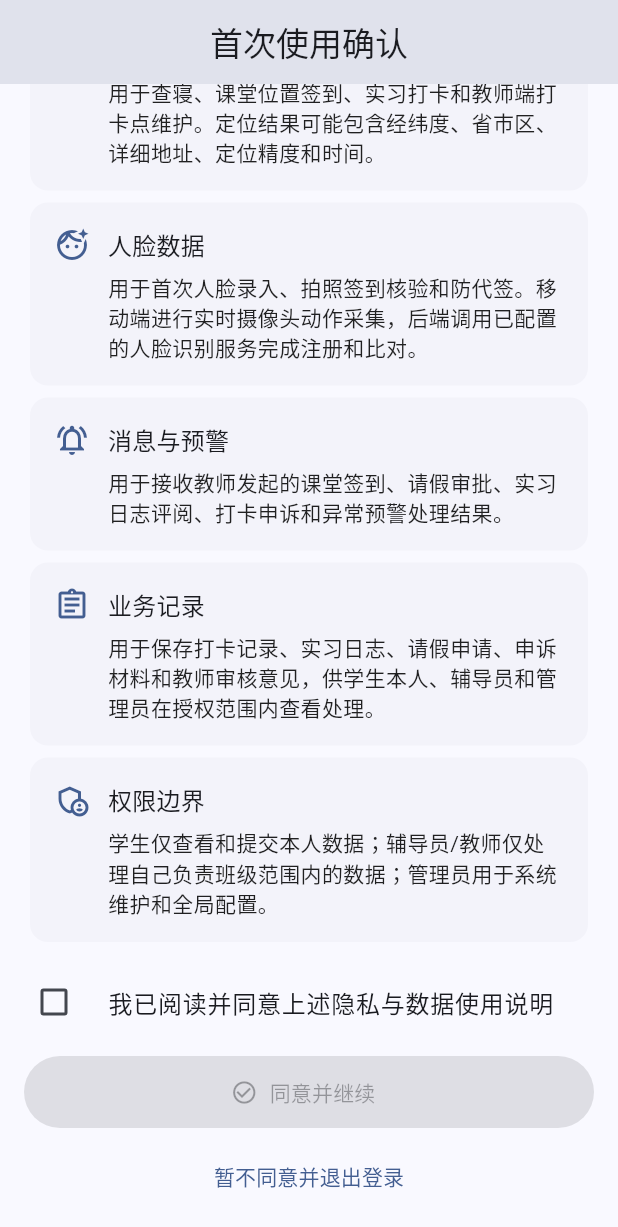
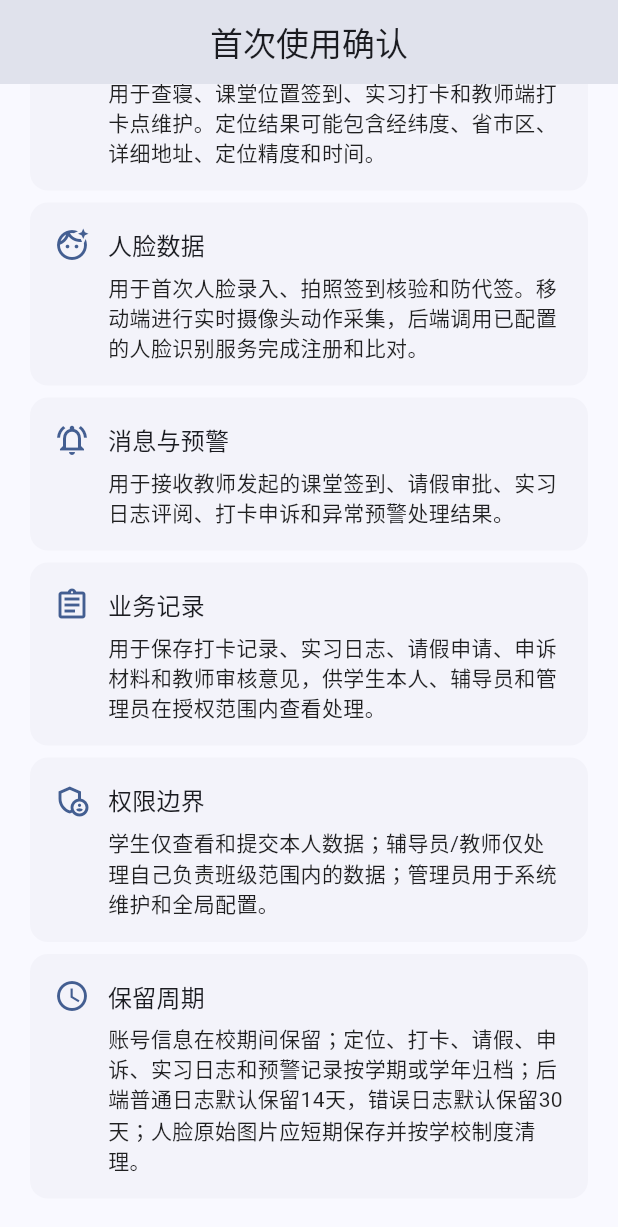
Before and after one commit to fengyucai/sizhengdakaApp, a Flutter app: the PrivacyConsentPage screen opened by its route, scrolled down 217 dp, on a phone screen of 412 x 824 dp. Shown: the top 1227 px of the screen. Run offline on Flutter 3.47's test engine with Material 3 defaults, Android fonts, the phone set to English and light mode, and no system bars; our stand-ins replace camera, dio, flutter_secure_storage, geolocator, go_router, image_picker and 2 more; missing offline and left inert: google_mlkit_face_detection, mobile_scanner; accounts and stored records are empty.

```diff
--- a/mobile/lib/pages/profile/privacy_consent_page.dart
+++ b/mobile/lib/pages/profile/privacy_consent_page.dart
@@ -81,6 +81,11 @@ class _PrivacyConsentPageState extends State<PrivacyConsentPage> {
             title: '权限边界',
             text: '学生仅查看和提交本人数据；辅导员/教师仅处理自己负责班级范围内的数据；管理员用于系统维护和全局配置。',
           ),
+          _buildSection(
+            icon: Icons.schedule_outlined,
+            title: '保留周期',
+            text: '账号信息在校期间保留；定位、打卡、请假、申诉、实习日志和预警记录按学期或学年归档；后端普通日志默认保留14天，错误日志默认保留30天；人脸原始图片应短期保存并按学校制度清理。',
+          ),
           if (!widget.reviewOnly) ...[
             const SizedBox(height: 8),
             CheckboxListTile(
```
Also changed, not shown: 3 other files.
